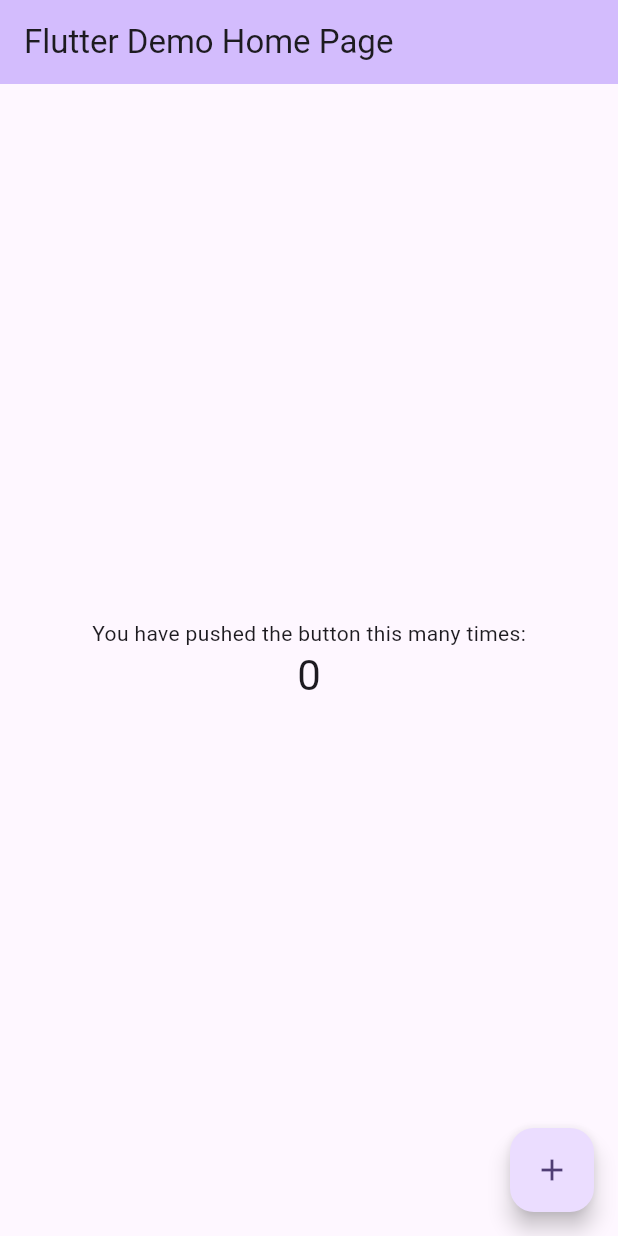
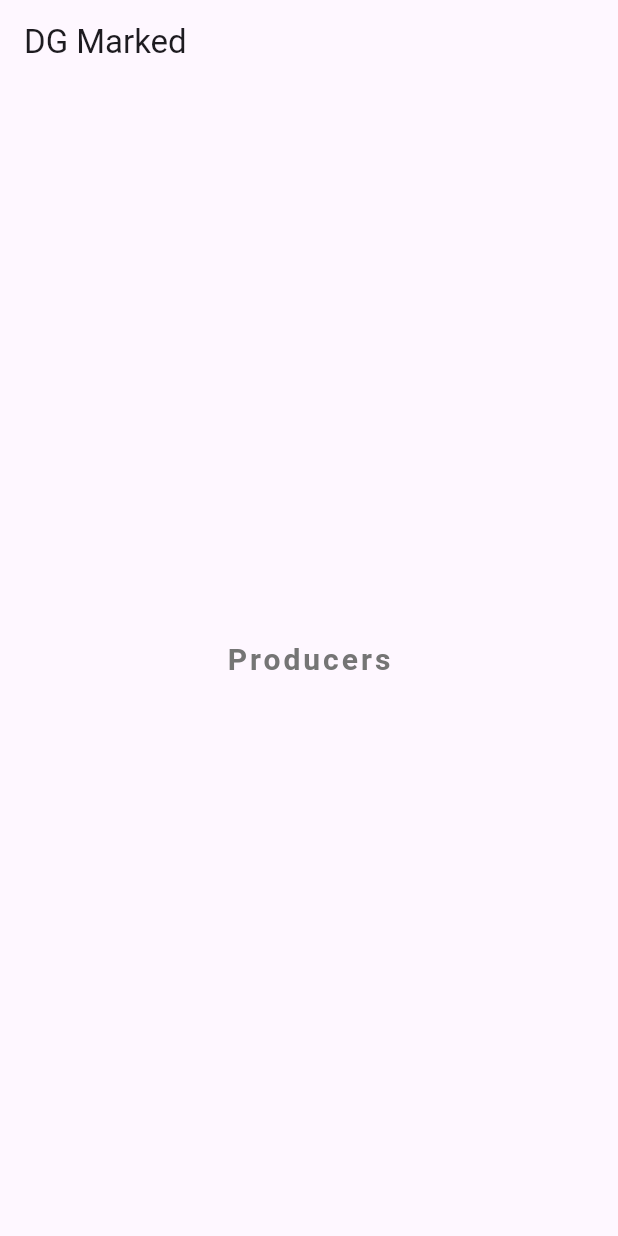
Before and after one commit to Dressen123/Discgolf-App, a Flutter app: the screen it shows after launch, on a phone screen of 412 x 824 dp. Run offline on Flutter 3.47's test engine with Material 3 defaults, Android fonts, the light colour scheme and no system bars.

Commit message:
This is my first commit

```diff
--- a/dg_marketplace/lib/main.dart
+++ b/dg_marketplace/lib/main.dart
@@ -1,125 +1,31 @@
 import 'package:flutter/material.dart';
 
-void main() {
-  runApp(const MyApp());
-}
+void main() => runApp(const MaterialApp(
+      home: MyWidget(),
+    ));
 
-class MyApp extends StatelessWidget {
-  const MyApp({super.key});
+class MyWidget extends StatelessWidget {
+  const MyWidget({super.key});
 
-  // This widget is the root of your application.
   @override
   Widget build(BuildContext context) {
     return MaterialApp(
-      title: 'Flutter Demo',
-      theme: ThemeData(
-        // This is the theme of your application.
-        //
-        // TRY THIS: Try running your application with "flutter run". You'll see
-        // the application has a purple toolbar. Then, without quitting the app,
-        // try changing the seedColor in the colorScheme below to Colors.green
-        // and then invoke "hot reload" (save your changes or press the "hot
-        // reload" button in a Flutter-supported IDE, or press "r" if you used
-        // the command line to start the app).
-        //
-        // Notice that the counter didn't reset back to zero; the application
-        // state is not lost during the reload. To reset the state, use hot
-        // restart instead.
-        //
-        // This works for code too, not just values: Most code changes can be
-        // tested with just a hot reload.
-        colorScheme: ColorScheme.fromSeed(seedColor: Colors.deepPurple),
-        useMaterial3: true,
+      home: Scaffold(
+        appBar: AppBar(
+          title: const Text('DG Marked'),
+          backgroundColor: Colors.transparent,
+        ),
+        body: Center(
+          child: Text(
+            'Producers',
+            style: TextStyle(
+                fontSize: 20.0,
+                fontWeight: FontWeight.bold,
+                letterSpacing: 2.0,
+                color: Colors.grey[600]),
+          ),
+        ),
       ),
-      home: const MyHomePage(title: 'Flutter Demo Home Page'),
     );
   }
 }
-
-class MyHomePage extends StatefulWidget {
-  const MyHomePage({super.key, required this.title});
-
-  // This widget is the home page of your application. It is stateful, meaning
-  // that it has a State object (defined below) that contains fields that affect
-  // how it looks.
-
-  // This class is the configuration for the state. It holds the values (in this
-  // case the title) provided by the parent (in this case the App widget) and
-  // used by the build method of the State. Fields in a Widget subclass are
-  // always marked "final".
-
-  final String title;
-
-  @override
-  State<MyHomePage> createState() => _MyHomePageState();
-}
-
-class _MyHomePageState extends State<MyHomePage> {
-  int _counter = 0;
-
-  void _incrementCounter() {
-    setState(() {
-      // This call to setState tells the Flutter framework that something has
-      // changed in this State, which causes it to rerun the build method below
-      // so that the display can reflect the updated values. If we changed
-      // _counter without calling setState(), then the build method would not be
-      // called again, and so nothing would appear to happen.
-      _counter++;
-    });
-  }
-
-  @override
-  Widget build(BuildContext context) {
-    // This method is rerun every time setState is called, for instance as done
-    // by the _incrementCounter method above.
-    //
-    // The Flutter framework has been optimized to make rerunning build methods
-    // fast, so that you can just rebuild anything that needs updating rather
-    // than having to individually change instances of widgets.
-    return Scaffold(
-      appBar: AppBar(
-        // TRY THIS: Try changing the color here to a specific color (to
-        // Colors.amber, perhaps?) and trigger a hot reload to see the AppBar
-        // change color while the other colors stay the same.
-        backgroundColor: Theme.of(context).colorScheme.inversePrimary,
-        // Here we take the value from the MyHomePage object that was created by
-        // the App.build method, and use it to set our appbar title.
-        title: Text(widget.title),
-      ),
-      body: Center(
-        // Center is a layout widget. It takes a single child and positions it
-        // in the middle of the parent.
-        child: Column(
-          // Column is also a layout widget. It takes a list of children and
-          // arranges them vertically. By default, it sizes itself to fit its
-          // children horizontally, and tries to be as tall as its parent.
-          //
-          // Column has various properties to control how it sizes itself and
-          // how it positions its children. Here we use mainAxisAlignment to
-          // center the children vertically; the main axis here is the vertical
-          // axis because Columns are vertical (the cross axis would be
-          // horizontal).
-          //
-          // TRY THIS: Invoke "debug painting" (choose the "Toggle Debug Paint"
-          // action in the IDE, or press "p" in the console), to see the
-          // wireframe for each widget.
-          mainAxisAlignment: MainAxisAlignment.center,
-          children: <Widget>[
-            const Text(
-              'You have pushed the button this many times:',
-            ),
-            Text(
-              '$_counter',
-              style: Theme.of(context).textTheme.headlineMedium,
-            ),
-          ],
-        ),
-      ),
-      floatingActionButton: FloatingActionButton(
-        onPressed: _incrementCounter,
-        tooltip: 'Increment',
-        child: const Icon(Icons.add),
-      ), // This trailing comma makes auto-formatting nicer for build methods.
-    );
-  }
-}
```
